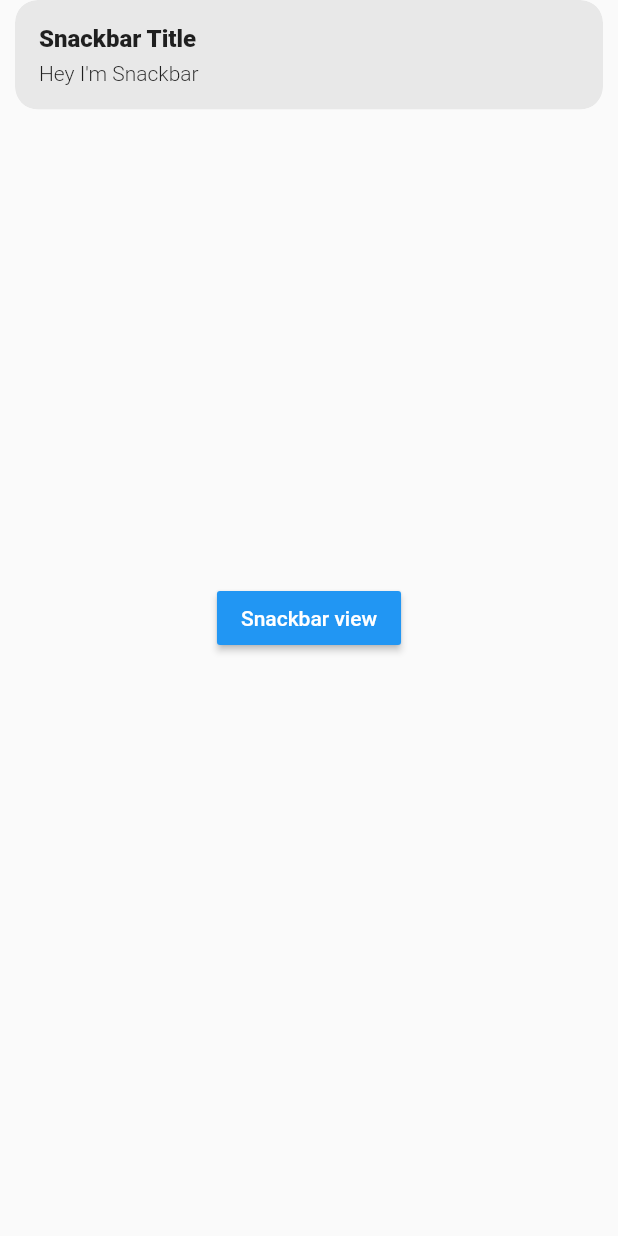
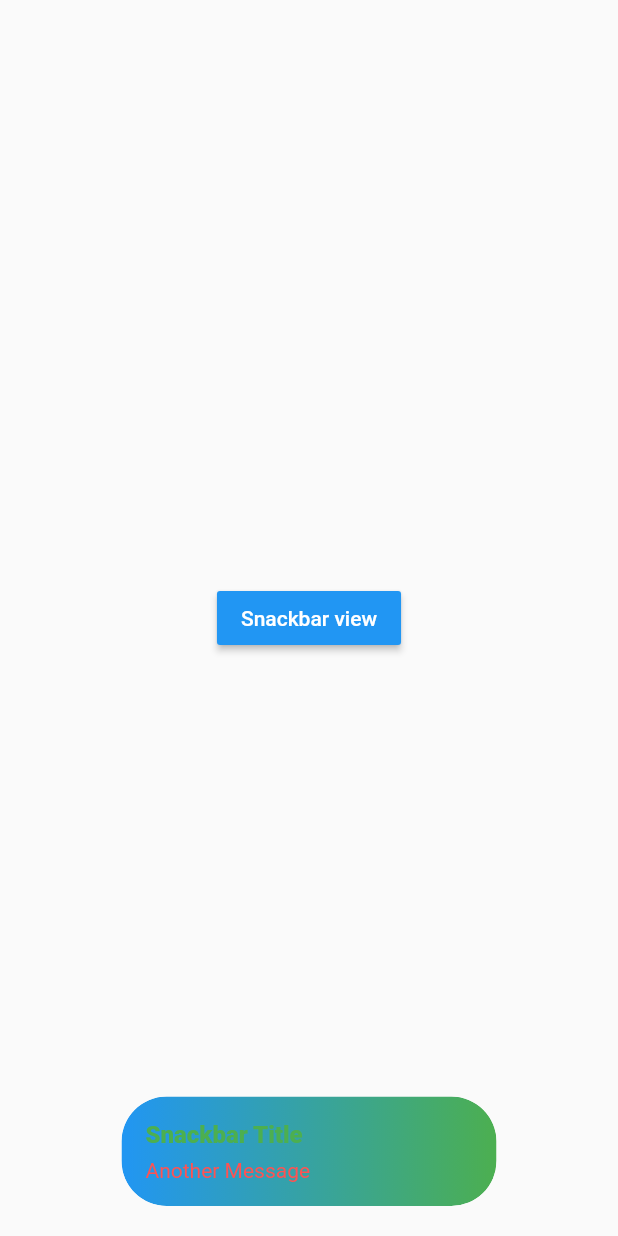
Before and after one commit to PawankumarPK/Flutter-GetX-Tour, a Flutter app: the screen it shows after launch, after a tap on "Snackbar view", on a phone screen of 412 x 824 dp. Run offline on Flutter 3.47's test engine with Material 2 defaults, Android fonts, the phone set to English and light mode, and no system bars; our stand-ins replace get.

Commit message:
Snackbar source code

```diff
--- a/lib/snackbar/GetXSnackBar.dart
+++ b/lib/snackbar/GetXSnackBar.dart
@@ -14,7 +14,22 @@ class GetXSnackbar extends StatelessWidget {
             color: Colors.white
           ),),
           onPressed: (){
-            Get.snackbar("Snackbar Title", "Hey I'm Snackbar");
+            Get.snackbar("Snackbar Title", "Hey I'm Snackbar",
+              snackPosition: SnackPosition.BOTTOM,
+              messageText: const Text("Another Message",
+                style: TextStyle(color: Colors.redAccent),
+              ),
+              colorText: Colors.green,
+              backgroundColor: Colors.blueGrey,
+              borderRadius: 30,
+              margin: const EdgeInsets.all(20),
+              maxWidth: 250,
+              animationDuration: const Duration(milliseconds: 3000),
+              backgroundGradient: const LinearGradient(colors: [Colors.blue, Colors.green])
+
+
+
+            );
 
           },
         ),
```
